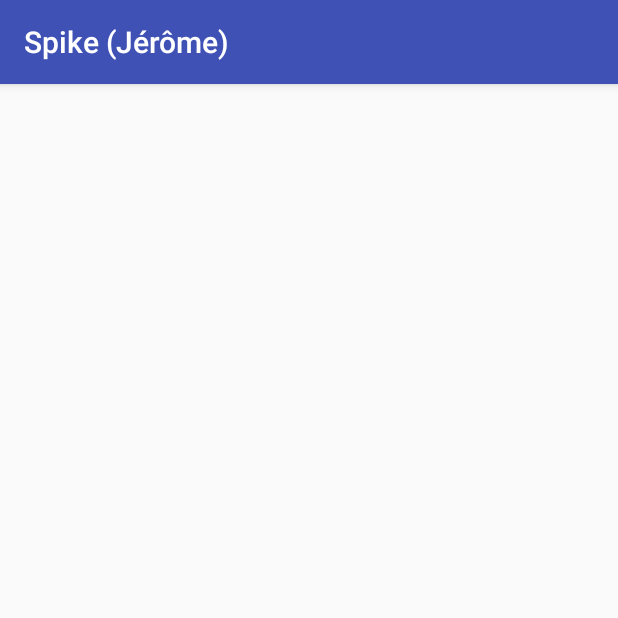
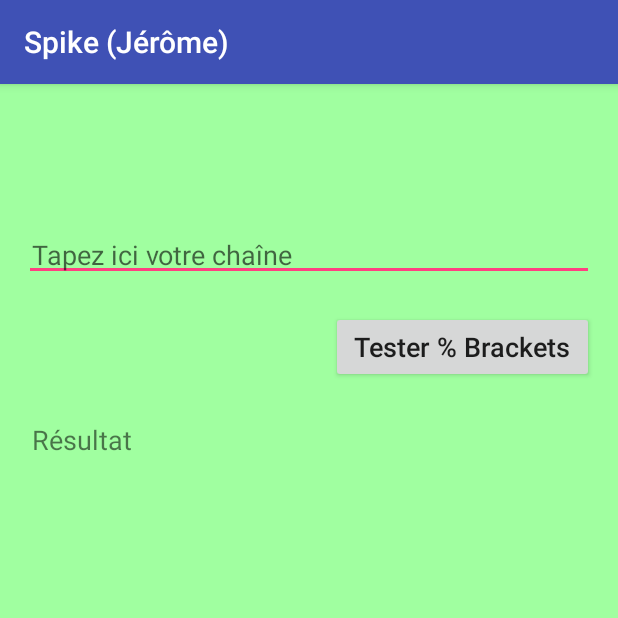
Before and after one commit to JeromedC34/Spike, an Android app: the BracketsActivity screen opened directly, with no data from a screen before it, on a phone screen of 412 x 824 dp, the top half of it. Run offline under Robolectric (Android 15) with nearby library versions, the phone set to English and light mode, and no system bars.

Commit message:
add brackets UI

```diff
--- a/app/src/main/java/com/jerome/spike/MainActivity.java
+++ b/app/src/main/java/com/jerome/spike/MainActivity.java
@@ -21,5 +21,14 @@ public class MainActivity extends AppCompatActivity {
                 startActivity(intent);
             }
         });
+
+        Button button_brackets = (Button) findViewById(R.id.button_main_brackets);
+        button_brackets.setOnClickListener(new View.OnClickListener() {
+            @Override
+            public void onClick(View v) {
+                Intent intent = new Intent(MainActivity.this, BracketsActivity.class);
+                startActivity(intent);
+            }
+        });
     }
 }
--- a/app/src/main/res/layout/activity_brackets.xml
+++ b/app/src/main/res/layout/activity_brackets.xml
@@ -1,13 +1,50 @@
 <?xml version="1.0" encoding="utf-8"?>
-<RelativeLayout xmlns:android="http://schemas.android.com/apk/res/android"
+<LinearLayout xmlns:android="http://schemas.android.com/apk/res/android"
     xmlns:tools="http://schemas.android.com/tools"
-    android:id="@+id/activity_brackets"
     android:layout_width="match_parent"
     android:layout_height="match_parent"
     android:paddingBottom="@dimen/activity_vertical_margin"
     android:paddingLeft="@dimen/activity_horizontal_margin"
     android:paddingRight="@dimen/activity_horizontal_margin"
-    android:paddingTop="@dimen/activity_vertical_margin"
+    android:paddingTop="96dp"
+    android:orientation="vertical"
+    android:background="@color/color_brackets"
     tools:context="com.jerome.spike.BracketsActivity">
 
-</RelativeLayout>
+    <EditText
+        android:id="@+id/edit_text_brackets"
+        android:layout_width="match_parent"
+        android:layout_height="wrap_content"
+        android:paddingBottom="@dimen/my_default_padding"
+        android:paddingLeft="@dimen/my_default_padding"
+        android:paddingRight="@dimen/my_default_padding"
+        android:paddingTop="@dimen/my_default_padding"
+        android:layout_marginBottom="20dp"
+        android:textSize="18sp"
+        android:hint="@string/brackets_input" />
+
+    <Button
+        android:id="@+id/button_brackets"
+        android:layout_width="wrap_content"
+        android:layout_height="wrap_content"
+        android:paddingBottom="@dimen/my_default_padding"
+        android:paddingLeft="15dp"
+        android:paddingRight="15dp"
+        android:paddingTop="@dimen/my_default_padding"
+        android:layout_gravity="end"
+        android:layout_marginBottom="20dp"
+        android:textAllCaps="false"
+        android:textSize="18sp"
+        android:text="@string/brackets_action" />
+
+    <TextView
+        android:id="@+id/text_brackets"
+        android:layout_width="match_parent"
+        android:layout_height="wrap_content"
+        android:paddingBottom="@dimen/my_default_padding"
+        android:paddingLeft="@dimen/my_default_padding"
+        android:paddingRight="@dimen/my_default_padding"
+        android:paddingTop="@dimen/my_default_padding"
+        android:textSize="18sp"
+        android:text="@string/brackets_result" />
+</LinearLayout>
--- a/app/src/main/res/values/colors.xml
+++ b/app/src/main/res/values/colors.xml
@@ -4,4 +4,5 @@
     <color name="colorPrimaryDark">#303F9F</color>
     <color name="colorAccent">#FF4081</color>
     <color name="color_palindrome">#FFa0a0</color>
+    <color name="color_brackets">#a0ffa0</color>
 </resources>
--- a/app/src/main/res/values/strings.xml
+++ b/app/src/main/res/values/strings.xml
@@ -7,4 +7,7 @@
     <string name="palindrome_input">Tapez ici votre chaîne</string>
     <string name="palindrome_action">Tester % Palindrome</string>
     <string name="palindrome_result">Résultat</string>
+    <string name="brackets_input">Tapez ici votre chaîne</string>
+    <string name="brackets_action">Tester % Brackets</string>
+    <string name="brackets_result">Résultat</string>
 </resources>
```
